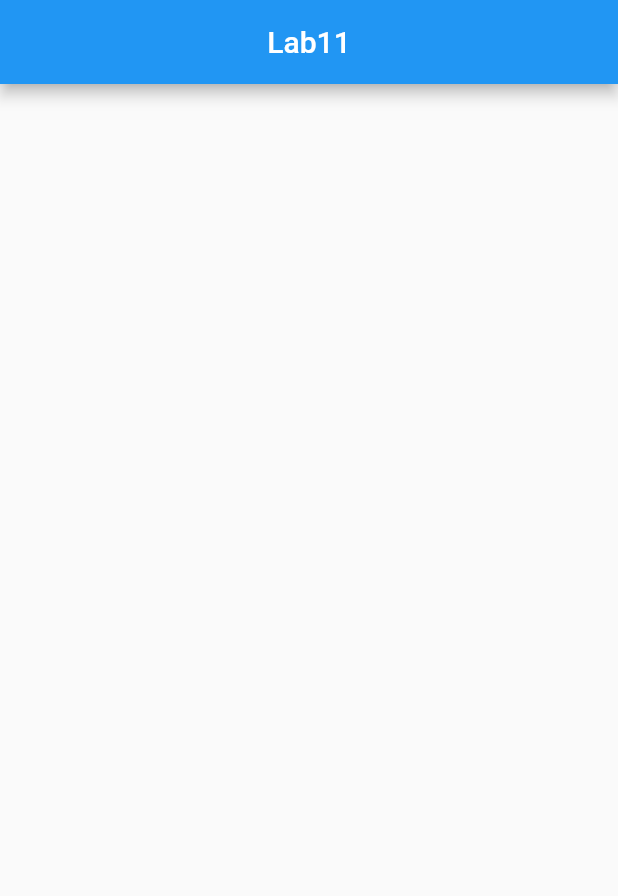
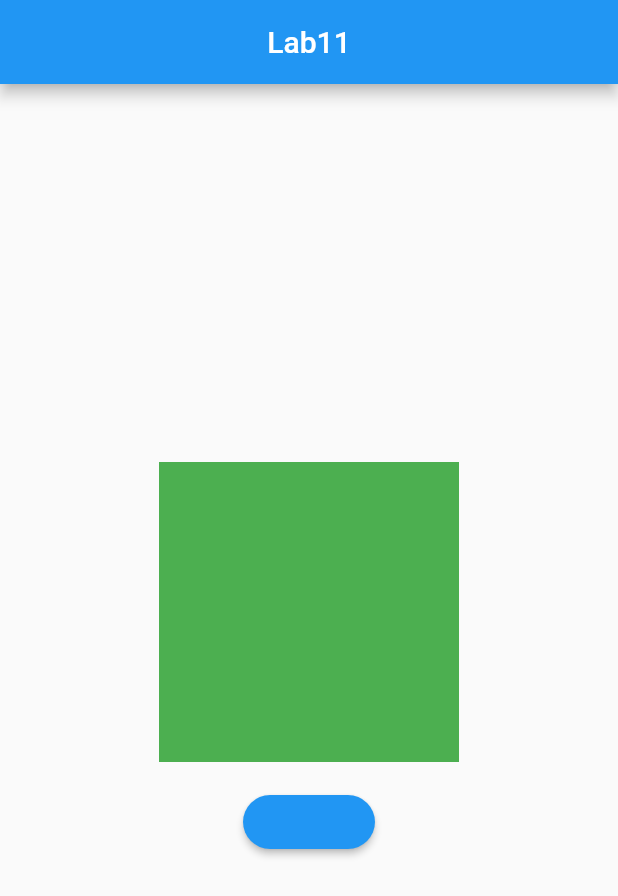
Before and after one commit to adiletyerkin/Task11_Mobail_Adilet, a Flutter app: the screen it shows after launch, on a phone screen of 412 x 824 dp. Shown: the top 896 px of the screen. Run offline on Flutter 3.47's test engine with Material 2 defaults, Android fonts, the phone set to English and light mode, and no system bars.

Commit message:
task11 last change

```diff
--- a/lib/main.dart
+++ b/lib/main.dart
@@ -1,4 +1,5 @@
 import 'package:flutter/material.dart';
+import 'package:flutter_task11/widgets/button_random.dart';
 
 void main() {
   runApp(MyApp());
@@ -29,11 +30,18 @@ class _MyHomePageState extends State<MyHomePage> {
   @override
   Widget build(BuildContext context) {
     return Scaffold(
-        appBar: AppBar(
-          title: Text("Lab11"),
-          centerTitle: true,
-        )
+      appBar: AppBar(
+        title: Text("Lab11"),
+        centerTitle: true,
+      ),
+      body: Center(
+        child: Column(
+          mainAxisAlignment: MainAxisAlignment.center,
+          children: [
+            RandomButtonWidget(),
+          ],
+        ),
+      ),
     );
-
-
+  }
 }
--- /dev/null
+++ b/lib/widgets/button_random.dart
@@ -0,0 +1,53 @@
+import 'dart:math';
+
+import 'package:flutter/material.dart';
+
+class RandomButtonWidget extends StatefulWidget {
+  @override
+  _RandomButtonWidgetState createState() => _RandomButtonWidgetState();
+}
+
+class _RandomButtonWidgetState extends State<RandomButtonWidget> {
+  Color color = Colors.green;
+
+  @override
+  Widget build(BuildContext context) => Column(
+    children: [
+      Container(
+        color: Colors.black.withOpacity(0.1),
+        width: 200,
+        height: 200,
+        child: Center(
+          child: AnimatedContainer(
+            duration: Duration(milliseconds: 500),
+            curve: Curves.easeInBack,
+            width: 200,
+            height: 200,
+            decoration: BoxDecoration(
+              color: color,
+            ),
+          ),
+        ),
+      ),
+      const SizedBox(height: 16),
+
+      RaisedButton(
+        shape: StadiumBorder(),
+        color: Colors.blue,
+        onPressed: () {
+          final random = Random();
+
+          final red = random.nextInt(255);
+          final green = random.nextInt(255);
+          final blue = random.nextInt(255);
+          final color = Color.fromRGBO(red, green, blue, 1);
+
+          setState(() {
+            this.color = color;
+          });
+        },
+      ),
+    ],
+  );
+
+}
```
Also changed, not shown: 1 other file.
